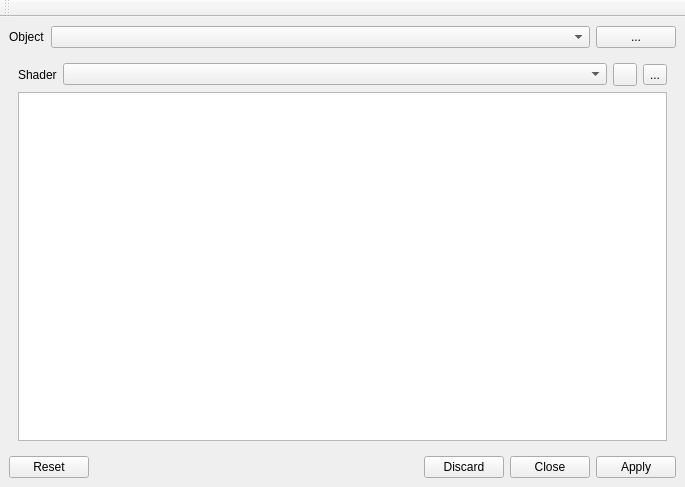
Before: the Qt Designer form plugins/osgearth/ShaderEditorDialog.ui in aroth-fastprotect/sgi, drawn with Qt 5.
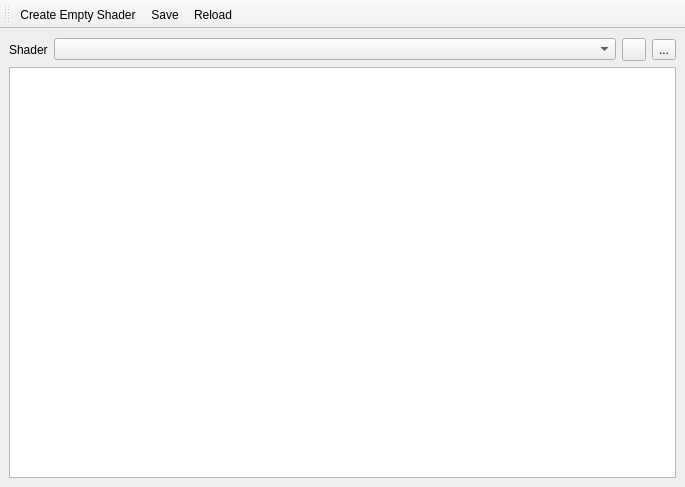
After: the same form once the commit is applied. Icons and pictures are not drawn.

Commit message: create toolbar and add actions, remove button box

Diff of the .ui file:
```diff
--- a/plugins/osgearth/ShaderEditorDialog.ui
+++ b/plugins/osgearth/ShaderEditorDialog.ui
@@ -24,34 +24,18 @@
   </property>
   <widget class="QWidget" name="centralwidget">
    <layout class="QVBoxLayout" name="verticalLayout">
-    <item>
-     <layout class="QHBoxLayout" name="horizontalLayout">
-      <item>
-       <widget class="QLabel" name="label">
-        <property name="text">
-         <string>Object</string>
-        </property>
-       </widget>
-      </item>
-      <item>
-       <widget class="QComboBox" name="objectComboBox">
-        <property name="sizePolicy">
-         <sizepolicy hsizetype="Expanding" vsizetype="Fixed">
-          <horstretch>0</horstretch>
-          <verstretch>0</verstretch>
-         </sizepolicy>
-        </property>
-       </widget>
-      </item>
-      <item>
-       <widget class="QPushButton" name="openItemButton">
-        <property name="text">
-         <string>...</string>
-        </property>
-       </widget>
-      </item>
-     </layout>
-    </item>
+    <property name="leftMargin">
+     <number>0</number>
+    </property>
+    <property name="topMargin">
+     <number>0</number>
+    </property>
+    <property name="rightMargin">
+     <number>0</number>
+    </property>
+    <property name="bottomMargin">
+     <number>0</number>
+    </property>
     <item>
      <widget class="QStackedWidget" name="tabWidget">
       <property name="currentIndex">
@@ -220,16 +204,6 @@
       </widget>
      </widget>
     </item>
-    <item>
-     <widget class="QDialogButtonBox" name="buttonBox">
-      <property name="orientation">
-       <enum>Qt::Horizontal</enum>
-      </property>
-      <property name="standardButtons">
-       <set>QDialogButtonBox::Apply|QDialogButtonBox::Close|QDialogButtonBox::Discard|QDialogButtonBox::Reset</set>
-      </property>
-     </widget>
-    </item>
    </layout>
   </widget>
   <widget class="QToolBar" name="toolBar">
@@ -242,7 +216,34 @@
    <attribute name="toolBarBreak">
     <bool>false</bool>
    </attribute>
+   <addaction name="actionCreateEmptyShader"/>
+   <addaction name="actionSave"/>
+   <addaction name="actionReload"/>
   </widget>
+  <action name="actionSave">
+   <property name="text">
+    <string>Save</string>
+   </property>
+   <property name="shortcut">
+    <string>Ctrl+S</string>
+   </property>
+  </action>
+  <action name="actionCreateEmptyShader">
+   <property name="text">
+    <string>Create Empty Shader</string>
+   </property>
+   <property name="shortcut">
+    <string>Ctrl+N</string>
+   </property>
+  </action>
+  <action name="actionReload">
+   <property name="text">
+    <string>Reload</string>
+   </property>
+   <property name="shortcut">
+    <string>F5</string>
+   </property>
+  </action>
  </widget>
  <resources/>
  <connections>
```
Left out of the diff: 67 changed lines with no effect on the pictures. The commit also changes 2 other files.
